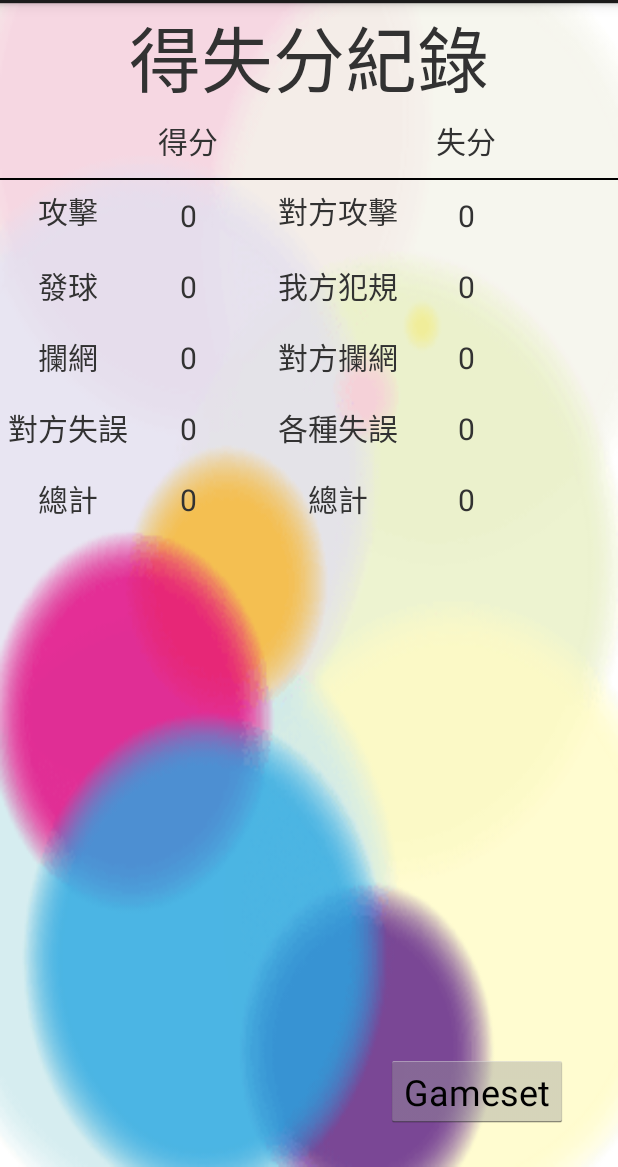
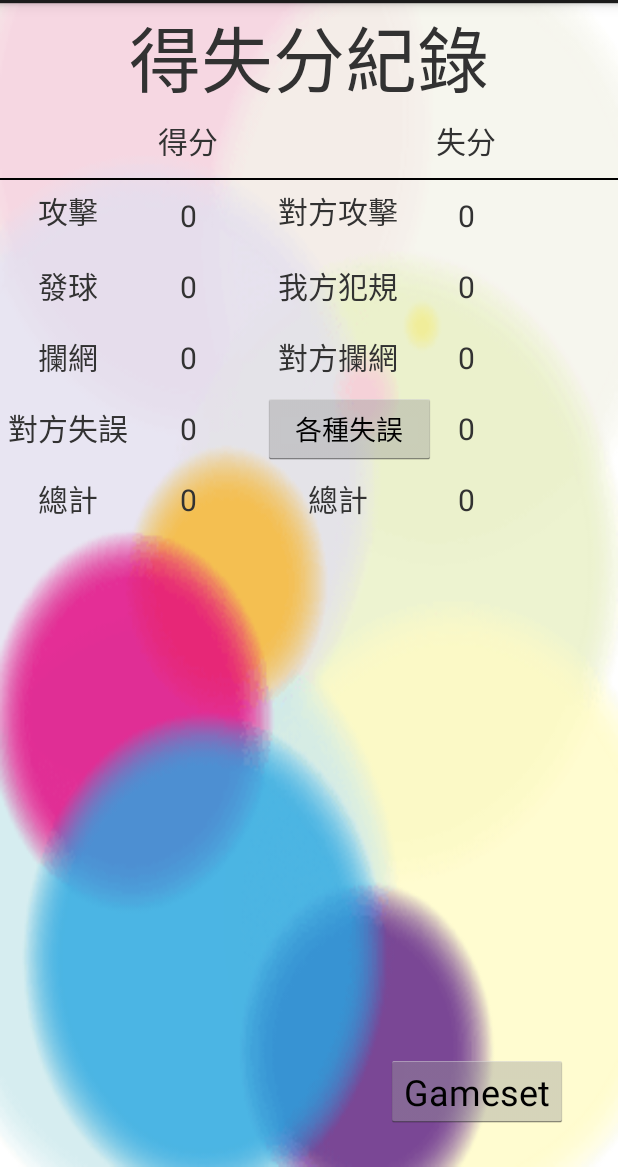
Before and after one commit to Jason52366/VolleyGameRecord, an Android app: the Count1_MyGame screen opened directly, with no data from a screen before it, on a phone screen of 412 x 824 dp, the part 69-1236 px from its top. Run offline under Robolectric (Android 15) with nearby library versions, the light colour scheme and no system bars; libraries missing offline, so code that uses them is left out: com.parse; 2 statements that could not run were skipped.

Commit message:
各種失誤

```diff
--- a/app/src/main/res/layout/activity_count1.xml
+++ b/app/src/main/res/layout/activity_count1.xml
@@ -215,13 +215,12 @@
                 android:textSize="20dp"
                 android:layout_marginLeft="-35dp"
                 android:id="@+id/txV_count1_RivErr" />
-            <TextView
-                android:layout_column="2"
-                android:gravity="center_horizontal"
+
+            <Button
+                android:layout_width="wrap_content"
+                android:layout_height="wrap_content"
                 android:text="各種失誤"
-                android:padding="25dp"
-                android:layout_marginLeft="-15dp"
-                android:textSize="20dp" />
+                android:id="@+id/button_count1ErrorDetail" />
 
             <TextView
                 android:layout_column="3"
```
Also changed, not shown: app/src/main/java/com/volleygamerecord/app/Count1.java (+81 -23 lines), app/src/main/java/com/volleygamerecord/app/LogIn.java (+16 -6 lines), app/src/main/java/com/volleygamerecord/app/ScoreCenter.java (+5 -2 lines).
